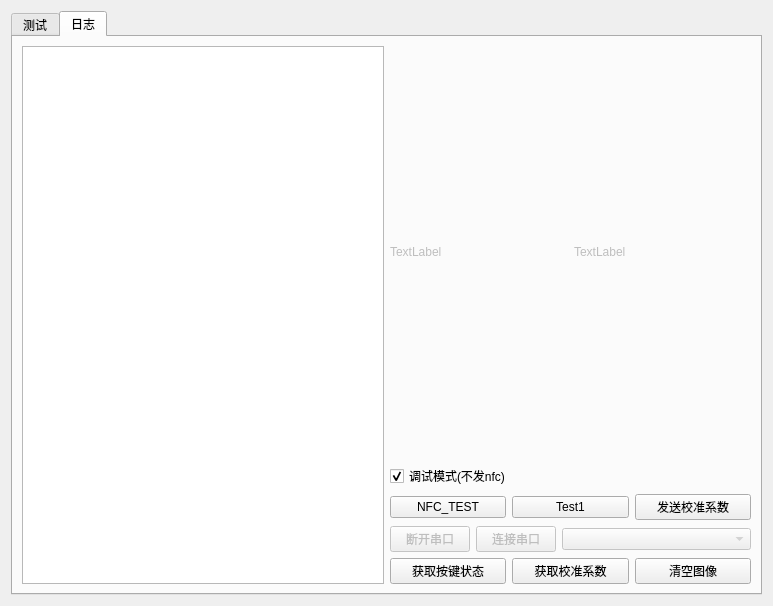
Old version of the form work_station/pressure/pressuresensorform.ui in the repository yuhuang163/test.
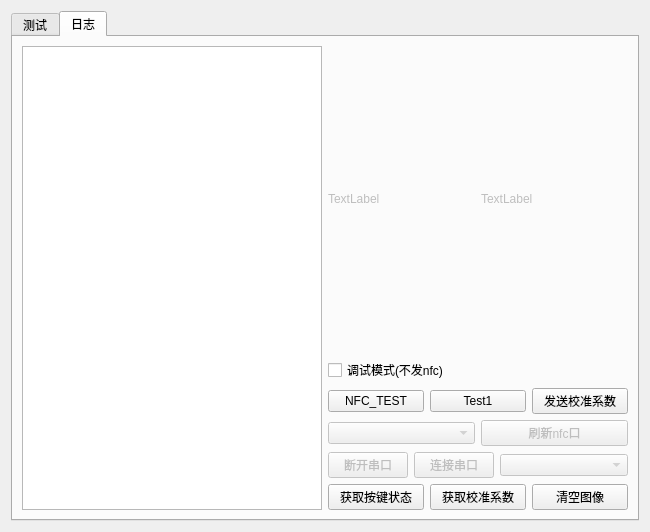
New version of the form. The open tabs and pages were chosen to show the change.

What changed in the file:
```diff
--- a/work_station/pressure/pressuresensorform.ui
+++ b/work_station/pressure/pressuresensorform.ui
@@ -6,8 +6,8 @@
    <rect>
     <x>0</x>
     <y>0</y>
-    <width>773</width>
-    <height>606</height>
+    <width>650</width>
+    <height>532</height>
    </rect>
   </property>
   <property name="windowTitle">
@@ -505,8 +505,11 @@
                  <property name="text">
                   <string>调试模式(不发nfc)</string>
                  </property>
+                 <property name="checkable">
+                  <bool>false</bool>
+                 </property>
                  <property name="checked">
-                  <bool>true</bool>
+                  <bool>false</bool>
                  </property>
                 </widget>
                </item>
@@ -543,6 +546,30 @@
                </item>
               </layout>
              </item>
+             <item>
+              <layout class="QHBoxLayout" name="horizontalLayout_20">
+               <property name="topMargin">
+                <number>0</number>
+               </property>
+               <item>
+                <widget class="QComboBox" name="NfcComboBox">
+                 <property name="enabled">
+                  <bool>false</bool>
+                 </property>
+                </widget>
+               </item>
+               <item>
+                <widget class="QPushButton" name="nfcComFresh">
+                 <property name="enabled">
+                  <bool>false</bool>
+                 </property>
+                 <property name="text">
+                  <string>刷新nfc口</string>
+                 </property>
+                </widget>
+               </item>
+              </layout>
+             </item>
              <item>
               <layout class="QHBoxLayout" name="horizontalLayout_14">
                <item>
```
Left out of the diff: 7 changed lines with no effect on the pictures.
